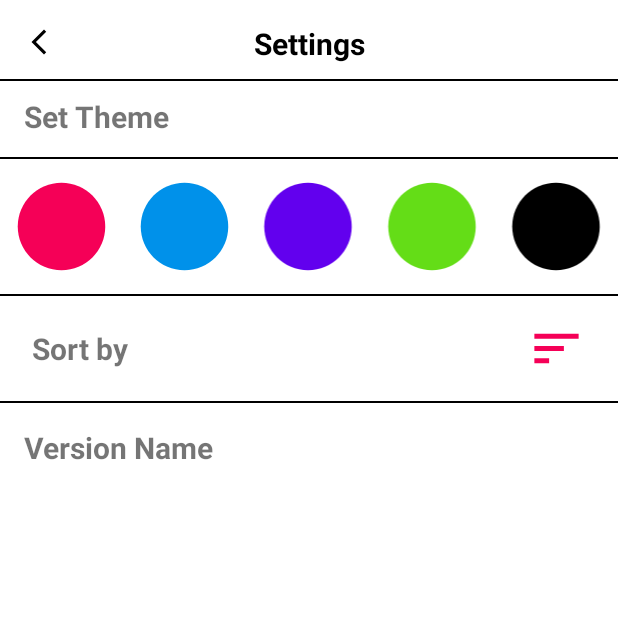
After one commit to Muneeb017/MusicPlayer, an Android app: the SettingActivity screen opened directly, with no data from a screen before it, on a phone screen of 412 x 824 dp, the top half of it. The commit adds this screen. Run offline under Robolectric (Android 15) with nearby library versions, the phone set to English and light mode, and no system bars.

Commit message:
add the setting activity, add the feedback activity and send button functionality, add the about activity, set the debug, add the dependencies in gradle

```diff
--- a/app/build.gradle
+++ b/app/build.gradle
@@ -54,4 +54,8 @@ dependencies {
     // for storing objects in shared preferences  :2.8.6
     implementation 'com.google.code.gson:gson:2.10.1'
 
+    //for sending mail
+    implementation 'com.sun.mail:android-mail:1.+'
+    implementation 'com.sun.mail:android-activation:1.+'
+
 }
--- /dev/null
+++ b/app/src/main/java/com/muneeb/musicplayer/ui/activitys/SettingActivity.kt
@@ -0,0 +1,25 @@
+package com.muneeb.musicplayer.ui.activitys
+
+import android.os.Bundle
+import androidx.appcompat.app.AppCompatActivity
+import com.muneeb.musicplayer.R
+import com.muneeb.musicplayer.databinding.ActivitySettingBinding
+
+class SettingActivity : AppCompatActivity() {
+
+    private lateinit var binding: ActivitySettingBinding
+
+    override fun onCreate(savedInstanceState: Bundle?) {
+        super.onCreate(savedInstanceState)
+        setTheme(R.style.coolPink)
+
+        binding = ActivitySettingBinding.inflate(layoutInflater)
+        setContentView(binding.root)
+        supportActionBar?.title = "Setting"
+
+        binding.ivBack.setOnClickListener {
+            finish()
+        }
+
+    }
+}
--- /dev/null
+++ b/app/src/main/res/drawable/circle_icon.xml
@@ -0,0 +1,10 @@
+<vector xmlns:android="http://schemas.android.com/apk/res/android"
+    android:width="24dp"
+    android:height="24dp"
+    android:viewportWidth="24"
+    android:viewportHeight="24"
+    android:tint="?attr/colorControlNormal">
+  <path
+      android:fillColor="@android:color/white"
+      android:pathData="M12,2C6.47,2 2,6.47 2,12s4.47,10 10,10 10,-4.47 10,-10S17.53,2 12,2z"/>
+</vector>
--- /dev/null
+++ b/app/src/main/res/drawable/sort_icon.xml
@@ -0,0 +1,11 @@
+<vector xmlns:android="http://schemas.android.com/apk/res/android"
+    android:width="24dp"
+    android:height="24dp"
+    android:viewportWidth="24"
+    android:viewportHeight="24"
+    android:tint="?attr/colorControlNormal"
+    android:autoMirrored="true">
+  <path
+      android:fillColor="@android:color/white"
+      android:pathData="M3,18h6v-2L3,16v2zM3,6v2h18L21,6L3,6zM3,13h12v-2L3,11v2z"/>
+</vector>
--- /dev/null
+++ b/app/src/main/res/layout/activity_setting.xml
@@ -0,0 +1,183 @@
+<?xml version="1.0" encoding="utf-8"?>
+<androidx.constraintlayout.widget.ConstraintLayout xmlns:android="http://schemas.android.com/apk/res/android"
+    xmlns:app="http://schemas.android.com/apk/res-auto"
+    xmlns:tools="http://schemas.android.com/tools"
+    android:layout_width="match_parent"
+    android:layout_height="match_parent"
+    android:orientation="vertical"
+    tools:context=".ui.activitys.SettingActivity">
+
+    <ImageView
+        android:id="@+id/ivBack"
+        android:layout_width="20dp"
+        android:layout_height="20dp"
+        android:layout_marginBottom="2dp"
+        android:src="@drawable/ic_arrow_back"
+        android:layout_marginStart="16dp"
+        app:layout_constraintBottom_toBottomOf="@+id/textView3"
+        app:layout_constraintStart_toStartOf="parent"
+        app:layout_constraintTop_toTopOf="@+id/textView3"
+        app:tint="@color/black" />
+
+    <TextView
+        android:id="@+id/textView3"
+        android:layout_width="wrap_content"
+        android:layout_height="wrap_content"
+        android:layout_marginTop="15dp"
+        android:text="@string/settings"
+        android:textColor="@color/black"
+        android:textSize="20sp"
+        android:textStyle="bold"
+        app:layout_constraintEnd_toEndOf="parent"
+        app:layout_constraintStart_toStartOf="parent"
+        app:layout_constraintTop_toTopOf="parent" />
+
+    <View
+        android:id="@+id/view"
+        android:layout_width="match_parent"
+        android:layout_height="1dp"
+        android:layout_marginTop="10dp"
+        android:background="@color/black"
+        app:layout_constraintEnd_toEndOf="parent"
+        app:layout_constraintStart_toStartOf="parent"
+        app:layout_constraintTop_toBottomOf="@+id/textView3" />
+
+    <TextView
+        android:id="@+id/tvTheme"
+        android:layout_width="wrap_content"
+        android:layout_height="wrap_content"
+        android:layout_marginTop="10dp"
+        android:text="@string/set_theme"
+        android:layout_marginStart="16dp"
+        android:textSize="20sp"
+        android:textStyle="bold"
+        app:layout_constraintStart_toStartOf="parent"
+        app:layout_constraintTop_toBottomOf="@+id/view" />
+
+    <View
+        android:id="@+id/view1"
+        android:layout_width="match_parent"
+        android:layout_height="1dp"
+        android:layout_marginTop="-10dp"
+        android:background="@color/black"
+        app:layout_constraintEnd_toEndOf="parent"
+        app:layout_constraintStart_toStartOf="parent"
+        app:layout_constraintTop_toBottomOf="@+id/tvTheme" />
+
+    <LinearLayout
+        android:id="@+id/layoutColor"
+        android:layout_width="match_parent"
+        android:layout_height="70dp"
+        android:layout_marginTop="10dp"
+        android:orientation="horizontal"
+        app:layout_constraintEnd_toEndOf="parent"
+        app:layout_constraintStart_toStartOf="parent"
+        app:layout_constraintTop_toBottomOf="@+id/view1">
+
+        <com.google.android.material.imageview.ShapeableImageView
+            android:id="@+id/coolPinkTheme"
+            android:layout_width="0dp"
+            android:layout_height="match_parent"
+            android:layout_weight="1"
+            android:src="@drawable/circle_icon"
+            android:tint="@color/cool_pink" />
+
+        <com.google.android.material.imageview.ShapeableImageView
+            android:id="@+id/coolBlueTheme"
+            android:layout_width="0dp"
+            android:layout_height="match_parent"
+            android:layout_weight="1"
+            android:src="@drawable/circle_icon"
+            android:tint="@color/cool_blue" />
+
+        <com.google.android.material.imageview.ShapeableImageView
+            android:id="@+id/coolPurpleTheme"
+            android:layout_width="0dp"
+            android:layout_height="match_parent"
+            android:layout_weight="1"
+            android:src="@drawable/circle_icon"
+            android:tint="@color/purple_500" />
+
+        <com.google.android.material.imageview.ShapeableImageView
+            android:id="@+id/coolGreenTheme"
+            android:layout_width="0dp"
+            android:layout_height="match_parent"
+            android:layout_weight="1"
+            android:src="@drawable/circle_icon"
+            android:tint="@color/cool_green" />
+
+        <com.google.android.material.imageview.ShapeableImageView
+            android:id="@+id/coolBlackTheme"
+            android:layout_width="0dp"
+            android:layout_height="match_parent"
+            android:layout_weight="1"
+            android:src="@drawable/circle_icon"
+            android:tint="@color/black" />
+
+    </LinearLayout>
+
+    <View
+        android:id="@+id/view2"
+        android:layout_width="match_parent"
+        android:layout_height="1dp"
+        android:layout_marginTop="10dp"
+        android:background="@color/black"
+        app:layout_constraintEnd_toEndOf="parent"
+        app:layout_constraintStart_toStartOf="parent"
+        app:layout_constraintTop_toBottomOf="@+id/layoutColor" />
+
+    <LinearLayout
+        android:id="@+id/layout2"
+        android:layout_width="match_parent"
+        android:layout_height="wrap_content"
+        android:layout_marginTop="10dp"
+        android:orientation="horizontal"
+        android:paddingHorizontal="16dp"
+        app:layout_constraintEnd_toEndOf="parent"
+        app:layout_constraintStart_toStartOf="parent"
+        app:layout_constraintTop_toBottomOf="@+id/view2">
+
+        <TextView
+            android:layout_width="0dp"
+            android:layout_height="50dp"
+            android:layout_weight="1"
+            android:gravity="center|start"
+            android:paddingStart="5dp"
+            android:text="@string/sort_by"
+            android:textSize="20sp"
+            android:textStyle="bold"
+            tools:ignore="RtlSymmetry" />
+
+        <com.google.android.material.imageview.ShapeableImageView
+            android:id="@+id/sortBtn"
+            android:layout_width="50dp"
+            android:layout_height="match_parent"
+            android:padding="5dp"
+            android:src="@drawable/sort_icon"
+            android:tint="@color/cool_pink" />
+
+    </LinearLayout>
+
+    <View
+        android:id="@+id/view3"
+        android:layout_width="match_parent"
+        android:layout_height="1dp"
+        android:layout_marginTop="10dp"
+        android:background="@color/black"
+        app:layout_constraintEnd_toEndOf="parent"
+        app:layout_constraintStart_toStartOf="parent"
+        app:layout_constraintTop_toBottomOf="@+id/layout2" />
+
+    <TextView
+        android:id="@+id/versionName"
+        android:layout_width="match_parent"
+        android:layout_height="wrap_content"
+        android:padding="16dp"
+        android:text="@string/version_name"
+        android:textSize="20sp"
+        android:textStyle="bold"
+        app:layout_constraintEnd_toEndOf="parent"
+        app:layout_constraintStart_toStartOf="parent"
+        app:layout_constraintTop_toBottomOf="@+id/view3" />
+
+</androidx.constraintlayout.widget.ConstraintLayout>
--- a/app/src/main/res/values/strings.xml
+++ b/app/src/main/res/values/strings.xml
@@ -1,4 +1,5 @@
 <resources>
+
     <string name="app_name">Music</string>
     <string name="shuffle_btn">Shuffle</string>
     <string name="favourites_btn">Favourites</string>
@@ -16,9 +17,9 @@
     <string name="favourite">Favourites</string>
     <string name="open">Open</string>
     <string name="close">Close</string>
-    <string name="feedback">Feedback</string>
     <string name="settings">Settings</string>
     <string name="about">About</string>
+    <string name="feedback">Feedback</string>
     <string name="exit">Exit</string>
     <string name="songs_name">Songs Name</string>
     <string name="_00_00">00:00</string>
@@ -34,4 +35,11 @@
     <string name="add_song">Add Songs</string>
     <string name="remove_all">Remove All</string>
     <string name="search_song">Search Songs</string>
+    <string name="set_theme">Set Theme\n</string>
+    <string name="sort_by">Sort by</string>
+    <string name="version_name">Version Name</string>
+    <string name="topic_feedback">Topic Feedback\n</string>
+    <string name="email_feedback">Email Feedback</string>
+    <string name="send">Send</string>
+
 </resources>
```
Also changed, not shown: app/src/main/AndroidManifest.xml (+11 -7 lines), app/src/main/java/com/muneeb/musicplayer/ui/activitys/AboutActivity.kt (added, +28 -0 lines), app/src/main/java/com/muneeb/musicplayer/ui/activitys/FeedbackActivity.kt (added, +68 -0 lines), app/src/main/java/com/muneeb/musicplayer/ui/activitys/MainActivity.kt (+12 -4 lines), app/src/main/res/layout/activity_about.xml (added, +46 -0 lines), app/src/main/res/layout/activity_feedback.xml (added, +90 -0 lines).
